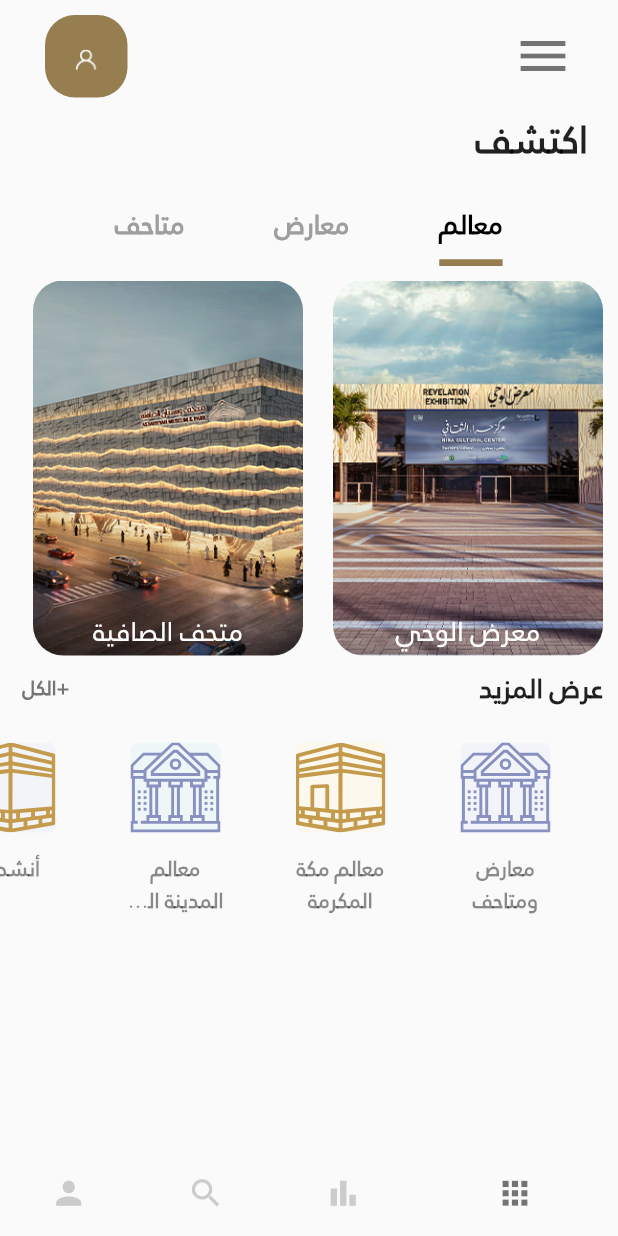
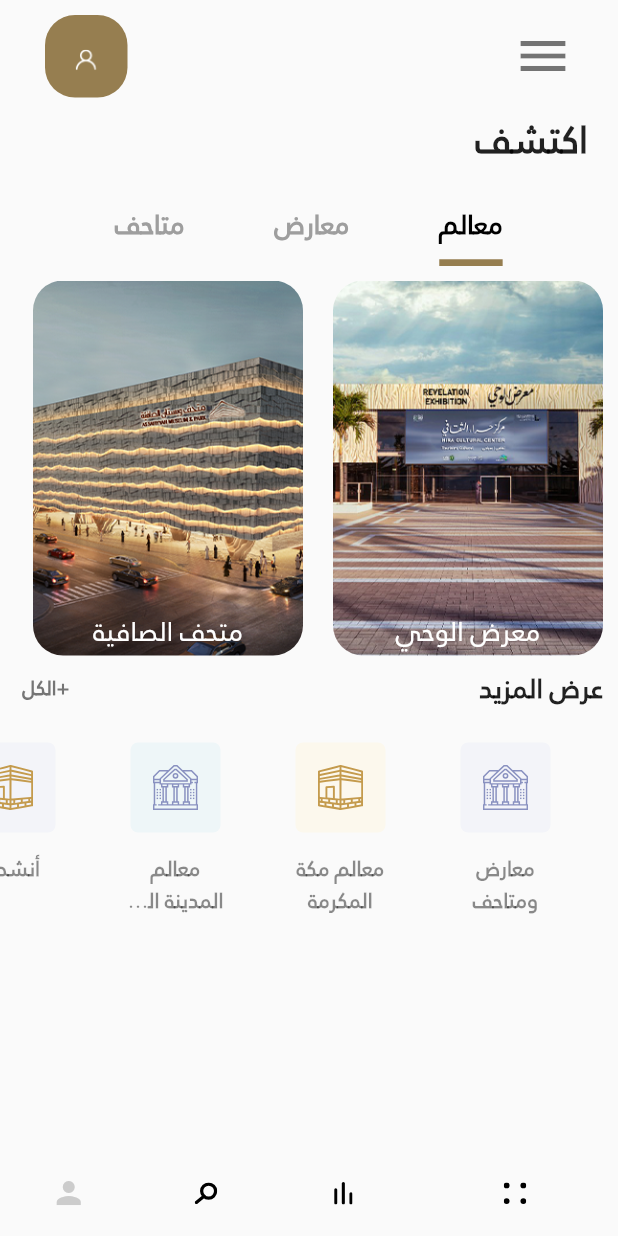
Before and after one commit to kontrol8/mzar, a Flutter app: the screen it shows after launch, on a phone screen of 412 x 824 dp. Run offline on Flutter 3.47's test engine with Material 2 defaults, Android fonts, the phone set to English and light mode, and no system bars; our stand-ins replace flutter_svg, qr_flutter.

Commit message:
Add SVG Setting to Bottom Icon and icon in homepag

```diff
--- a/lib/misc/app_colors.dart
+++ b/lib/misc/app_colors.dart
@@ -8,4 +8,5 @@ class AppColors {
     Color.fromRGBO(238, 246, 248, 5),
     Color.fromRGBO(243, 244, 249, 5),
   ];
+  static final Color AppTrans = Colors.transparent;
 }
--- a/lib/pages/home_page.dart
+++ b/lib/pages/home_page.dart
@@ -258,10 +258,19 @@ class _HomePageState extends State<HomePage> with TickerProviderStateMixin {
                             child: Container(
                               height: 30,
                               width: 30,
-                              child: SvgPicture.asset(
-                                "assets/svg/" + menuIcons.keys.elementAt(index),
-                                matchTextDirection: true,
-                                fit: BoxFit.fitHeight,
+                              child: IconButton(
+                                icon: SvgPicture.asset(
+                                  "assets/svg/" +
+                                      menuIcons.keys.elementAt(index),
+                                  height: 30,
+                                  width: 30,
+                                  matchTextDirection: true,
+                                  fit: BoxFit.fitHeight,
+                                ),
+                                onPressed: () {},
+                                color: AppColors.AppTrans,
+                                highlightColor: AppColors.AppTrans,
+                                hoverColor: AppColors.AppTrans,
                               ),
                             ),
                           ),
--- a/lib/pages/nav_pages/main_page.dart
+++ b/lib/pages/nav_pages/main_page.dart
@@ -1,4 +1,5 @@
 import 'package:flutter/material.dart';
+import 'package:flutter_svg/flutter_svg.dart';
 import 'package:mzar/pages/home_page.dart';
 import 'package:mzar/pages/nav_pages/bar_item_page.dart';
 import 'package:mzar/pages/nav_pages/my_page.dart';
@@ -31,7 +32,6 @@ class _MainPageState extends State<MainPage> {
       body: pages[currentIndex],
       bottomNavigationBar: BottomNavigationBar(
         onTap: onTap,
-        iconSize: 25,
         currentIndex: currentIndex,
         selectedItemColor: Colors.black54,
         unselectedItemColor: Colors.grey.withOpacity(0.5),
@@ -41,9 +41,29 @@ class _MainPageState extends State<MainPage> {
         unselectedFontSize: 0,
         elevation: 0,
         items: [
-          BottomNavigationBarItem(label: (""), icon: Icon(Icons.apps)),
-          BottomNavigationBarItem(label: (""), icon: Icon(Icons.bar_chart)),
-          BottomNavigationBarItem(label: (""), icon: Icon(Icons.search)),
+          BottomNavigationBarItem(
+              label: (""),
+              icon: SvgPicture.asset(
+                "assets/svg/main.svg",
+                color: Colors.black,
+                height: 15,
+                width: 15,
+              )),
+          BottomNavigationBarItem(
+              label: (""),
+              icon: SvgPicture.asset(
+                "assets/svg/stats.svg",
+                color: Colors.black,
+                height: 15,
+                width: 15,
+              )),
+          BottomNavigationBarItem(
+              label: (""),
+              icon: SvgPicture.asset(
+                "assets/svg/search.svg",
+                height: 15,
+                width: 15,
+              )),
           BottomNavigationBarItem(label: (""), icon: Icon(Icons.person))
         ],
       ),
```
